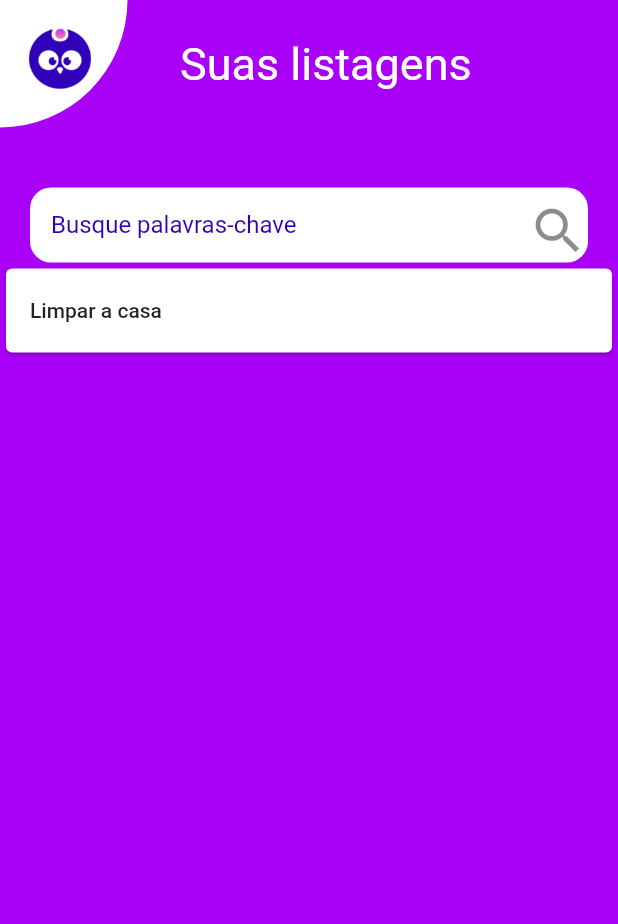
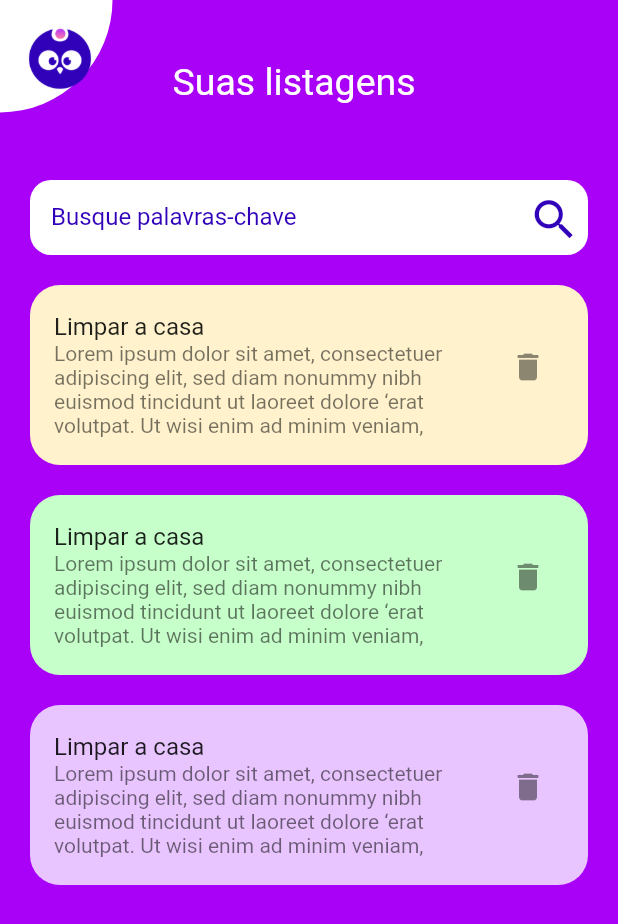
Before and after one commit to vvctort/app_todo_lovepeople, a Flutter app: the screen it shows after launch, on a phone screen of 412 x 824 dp. Shown: the top 924 px of the screen. Run offline on Flutter 3.47's test engine with Material 2 defaults, Android fonts, the phone set to English and light mode, and no system bars.

```diff
--- a/lib/view/prancheta4_page.dart
+++ b/lib/view/prancheta4_page.dart
@@ -8,7 +8,6 @@ class ListPage extends StatefulWidget {
 }
 
 class _ListPageState extends State<ListPage> {
-
   @override
   Widget build(BuildContext context) {
     return Scaffold(
@@ -20,8 +19,8 @@ class _ListPageState extends State<ListPage> {
                 Stack(
                   children: [
                     Container(
-                      width: 85,
-                      height: 85,
+                      width: 75,
+                      height: 75,
                       decoration: const BoxDecoration(
                         color: Colors.white,
                         borderRadius: BorderRadius.only(
@@ -39,9 +38,16 @@ class _ListPageState extends State<ListPage> {
                 const SizedBox(
                   width: 35,
                 ),
-                const Text(
-                  'Suas listagens',
-                  style: TextStyle(color: Colors.white, fontSize: 30),
+                Column(
+                  children: const [
+                    SizedBox(
+                      height: 30,
+                    ),
+                    Text(
+                      'Suas listagens',
+                      style: TextStyle(color: Colors.white, fontSize: 25),
+                    ),
+                  ],
                 ),
               ],
             ),
@@ -65,23 +71,59 @@ class _ListPageState extends State<ListPage> {
                   border: InputBorder.none,
                   suffixIcon: IconButton(
                     onPressed: () {},
-                    icon: const Icon(Icons.search, size: 40),
+                    icon: const Icon(
+                      Icons.search,
+                      size: 35,
+                      color: Color.fromARGB(255, 49, 1, 185),
+                    ),
                   ),
                 ),
               ),
             ),
-            const Card(
-              child: ListTile(
-                title: Text(
-                  'Limpar a casa',
-                ),
-                style: ListTileStyle.drawer,
-              ),
+            const SizedBox(
+              height: 20,
             ),
+            taskCard(const Color.fromARGB(255, 255, 242, 204)),
+            const SizedBox(
+              height: 20,
+            ),
+            taskCard(const Color.fromARGB(255, 199, 255, 203)),
+            const SizedBox(
+              height: 20,
+            ),
+            taskCard(const Color.fromARGB(255, 232, 197, 255)),
           ],
         ),
       ),
       backgroundColor: const Color.fromARGB(255, 169, 1, 247),
     );
   }
+
+  Widget taskCard(text) {
+    return SizedBox(
+      height: 120,
+      child: Card(
+        shape: RoundedRectangleBorder(borderRadius: BorderRadius.circular(20)),
+        margin: const EdgeInsets.symmetric(horizontal: 20),
+        elevation: 0,
+        color: text,
+        child: Center(
+          child: ListTile(
+            title: const Text(
+              'Limpar a casa',
+            ),
+            subtitle: const Text(
+              'Lorem ipsum dolor sit amet, consectetuer adipiscing elit, sed diam nonummy nibh euismod tincidunt ut laoreet dolore ‘erat volutpat. Ut wisi enim ad minim veniam, quis nostrud exerci tation ullamcorper suscipit lobortis nisl ut aliquip ex ea commodo consequat.',
+              maxLines: 4,
+              style: TextStyle(fontSize: 14),
+            ),
+            trailing: IconButton(
+              onPressed: () {},
+              icon: const Icon(Icons.delete),
+            ),
+          ),
+        ),
+      ),
+    );
+  }
 }
```
